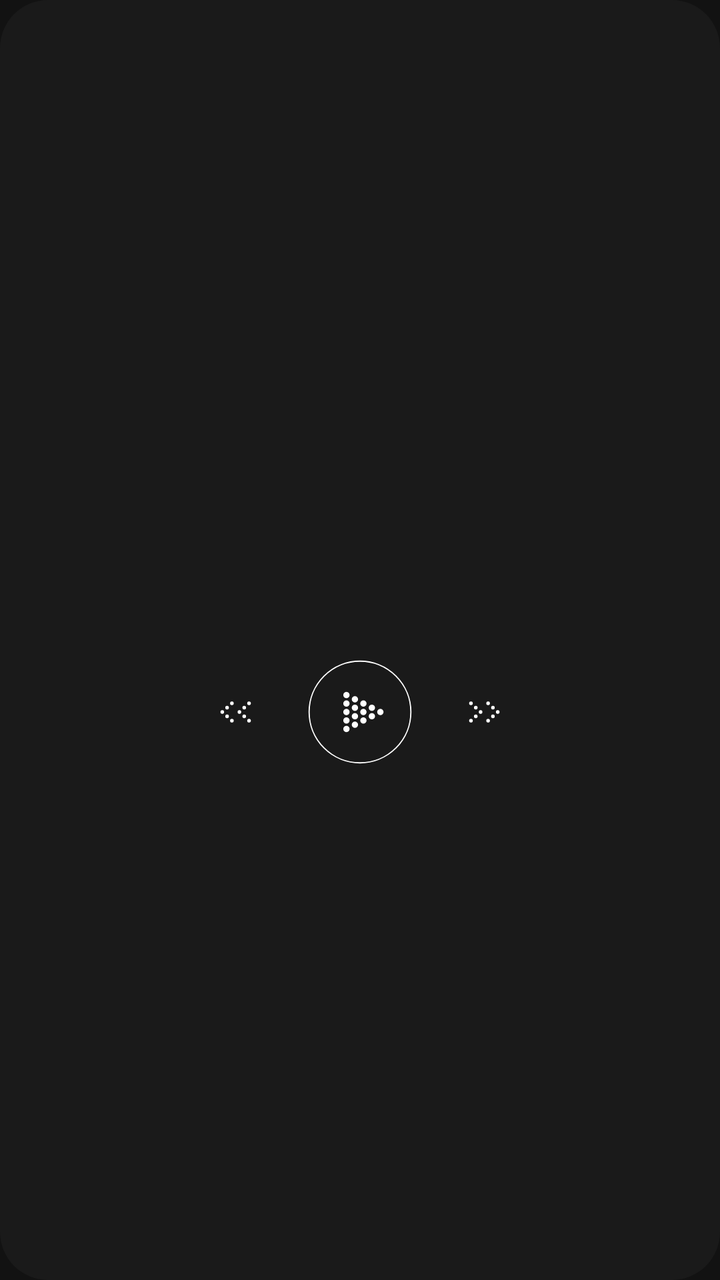
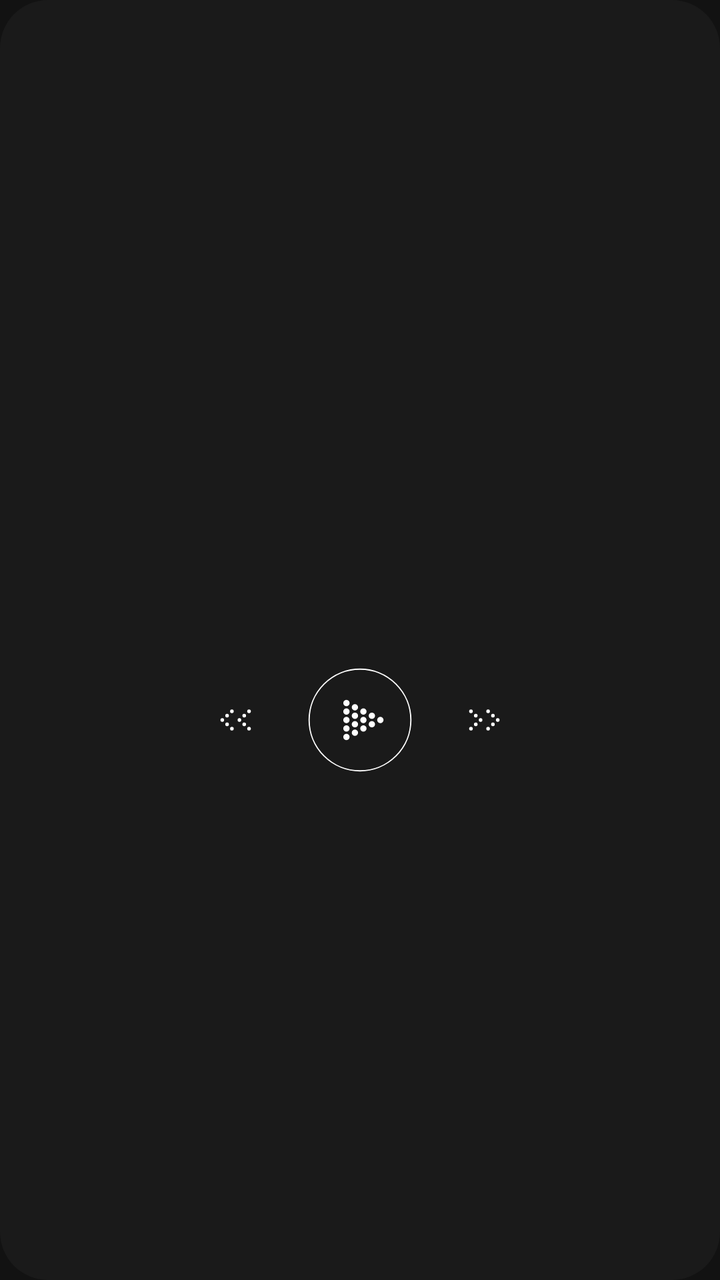

Compare the two renders of this Android layout. The source of the first and the diff that turns it into the second are given below.
<!-- AndroidManifest.xml: application theme Theme.NothingPodcast -->
<!-- res/layout/very_simple_layout.xml -->
<FrameLayout xmlns:android="http://schemas.android.com/apk/res/android"
    android:layout_width="match_parent"
    android:layout_height="match_parent"
    android:background="@drawable/widget_background">

    
    <ImageView
        android:id="@+id/widget_empty_cover"
        android:layout_width="match_parent"
        android:layout_height="match_parent"
        android:paddingHorizontal="16dp"
        android:paddingVertical="100dp"
        android:scaleType="centerCrop"
        android:src="@drawable/nothing_podcast_empty_cover"
        android:visibility="gone" />

    <LinearLayout
        android:id="@+id/widget_player_container"
        android:layout_width="match_parent"
        android:layout_height="match_parent"
        android:orientation="vertical"
        android:gravity="center"
        android:paddingHorizontal="16dp"
        android:visibility="visible">

        
        <ImageView
            android:id="@+id/widget_header_styled"
            android:layout_width="match_parent"
            android:layout_height="32dp"
            android:scaleType="fitCenter" />

        
        <ImageView
            android:id="@+id/simple_progress_image"
            android:layout_width="match_parent"
            android:layout_height="12dp"
            android:layout_marginTop="14dp"
            android:scaleType="fitCenter" />

        
        <ImageView
            android:id="@+id/widget_times_styled"
            android:layout_width="match_parent"
            android:layout_height="14dp"
            android:layout_marginTop="0dp"
            android:scaleType="fitCenter" />

        
        <LinearLayout
            android:layout_width="wrap_content"
            android:layout_height="wrap_content"
            android:layout_marginTop="0dp"
            android:orientation="horizontal"
            android:gravity="center">

            <ImageView
                android:id="@+id/simple_btn_back"
                android:layout_width="40dp"
                android:layout_height="40dp"
                android:padding="8dp"
                android:src="@drawable/widget_dot_skip_backward"
                android:scaleType="fitCenter" />

            <FrameLayout
                android:id="@+id/simple_btn_play_container"
                android:layout_width="52dp"
                android:layout_height="52dp"
                android:layout_marginHorizontal="16dp">
                
                <ImageView
                    android:id="@+id/simple_btn_play"
                    android:layout_width="match_parent"
                    android:layout_height="match_parent"
                    android:padding="0dp"
                    android:src="@drawable/widget_dot_play"
                    android:scaleType="fitCenter" />
            </FrameLayout>

            <ImageView
                android:id="@+id/simple_btn_forward"
                android:layout_width="40dp"
                android:layout_height="40dp"
                android:padding="8dp"
                android:src="@drawable/widget_dot_skip_forward"
                android:scaleType="fitCenter" />
        </LinearLayout>
    </LinearLayout>
</FrameLayout>
<!-- resources referenced by this layout -->
<resources>
  <!-- drawable nothing_podcast_empty_cover: png bitmap (drawable, 225388 bytes) -->
  <!-- drawable widget_background (drawable) -->
  <?xml version="1.0" encoding="utf-8"?>
  <shape xmlns:android="http://schemas.android.com/apk/res/android">
      <solid android:color="#1A1A1A" />
      <corners android:radius="24dp" />
  </shape>
  <!-- drawable widget_dot_play: vector/xml drawable (drawable, 2175 chars, omitted) -->
  <!-- drawable widget_dot_skip_backward (drawable) -->
  <vector xmlns:android="http://schemas.android.com/apk/res/android"
      android:width="42dp"
      android:height="42dp"
      android:viewportWidth="42"
      android:viewportHeight="42">
      
      
      <path android:fillColor="#FFFFFF" android:pathData="M9,21m-1.6,0a1.6,1.6 0,1 1,3.2 0a1.6,1.6 0,1 1,-3.2 0" />
      <path android:fillColor="#FFFFFF" android:pathData="M13.2,17.2m-1.6,0a1.6,1.6 0,1 1,3.2 0a1.6,1.6 0,1 1,-3.2 0" />
      <path android:fillColor="#FFFFFF" android:pathData="M13.2,24.8m-1.6,0a1.6,1.6 0,1 1,3.2 0a1.6,1.6 0,1 1,-3.2 0" />
      <path android:fillColor="#FFFFFF" android:pathData="M17.4,13.4m-1.6,0a1.6,1.6 0,1 1,3.2 0a1.6,1.6 0,1 1,-3.2 0" />
      <path android:fillColor="#FFFFFF" android:pathData="M17.4,28.6m-1.6,0a1.6,1.6 0,1 1,3.2 0a1.6,1.6 0,1 1,-3.2 0" />
      
      
      <path android:fillColor="#FFFFFF" android:pathData="M24,21m-1.6,0a1.6,1.6 0,1 1,3.2 0a1.6,1.6 0,1 1,-3.2 0" />
      <path android:fillColor="#FFFFFF" android:pathData="M28.2,17.2m-1.6,0a1.6,1.6 0,1 1,3.2 0a1.6,1.6 0,1 1,-3.2 0" />
      <path android:fillColor="#FFFFFF" android:pathData="M28.2,24.8m-1.6,0a1.6,1.6 0,1 1,3.2 0a1.6,1.6 0,1 1,-3.2 0" />
      <path android:fillColor="#FFFFFF" android:pathData="M32.4,13.4m-1.6,0a1.6,1.6 0,1 1,3.2 0a1.6,1.6 0,1 1,-3.2 0" />
      <path android:fillColor="#FFFFFF" android:pathData="M32.4,28.6m-1.6,0a1.6,1.6 0,1 1,3.2 0a1.6,1.6 0,1 1,-3.2 0" />
  </vector>
  <!-- drawable widget_dot_skip_forward (drawable) -->
  <vector xmlns:android="http://schemas.android.com/apk/res/android"
      android:width="42dp"
      android:height="42dp"
      android:viewportWidth="42"
      android:viewportHeight="42">
      
      
      <path android:fillColor="#FFFFFF" android:pathData="M18,21m-1.6,0a1.6,1.6 0,1 1,3.2 0a1.6,1.6 0,1 1,-3.2 0" />
      <path android:fillColor="#FFFFFF" android:pathData="M13.8,17.2m-1.6,0a1.6,1.6 0,1 1,3.2 0a1.6,1.6 0,1 1,-3.2 0" />
      <path android:fillColor="#FFFFFF" android:pathData="M13.8,24.8m-1.6,0a1.6,1.6 0,1 1,3.2 0a1.6,1.6 0,1 1,-3.2 0" />
      <path android:fillColor="#FFFFFF" android:pathData="M9.6,13.4m-1.6,0a1.6,1.6 0,1 1,3.2 0a1.6,1.6 0,1 1,-3.2 0" />
      <path android:fillColor="#FFFFFF" android:pathData="M9.6,28.6m-1.6,0a1.6,1.6 0,1 1,3.2 0a1.6,1.6 0,1 1,-3.2 0" />
      
      
      <path android:fillColor="#FFFFFF" android:pathData="M33,21m-1.6,0a1.6,1.6 0,1 1,3.2 0a1.6,1.6 0,1 1,-3.2 0" />
      <path android:fillColor="#FFFFFF" android:pathData="M28.8,17.2m-1.6,0a1.6,1.6 0,1 1,3.2 0a1.6,1.6 0,1 1,-3.2 0" />
      <path android:fillColor="#FFFFFF" android:pathData="M28.8,24.8m-1.6,0a1.6,1.6 0,1 1,3.2 0a1.6,1.6 0,1 1,-3.2 0" />
      <path android:fillColor="#FFFFFF" android:pathData="M24.6,13.4m-1.6,0a1.6,1.6 0,1 1,3.2 0a1.6,1.6 0,1 1,-3.2 0" />
      <path android:fillColor="#FFFFFF" android:pathData="M24.6,28.6m-1.6,0a1.6,1.6 0,1 1,3.2 0a1.6,1.6 0,1 1,-3.2 0" />
  </vector>
  <style name="Theme.NothingPodcast" parent="android:Theme.Material.NoActionBar">
          <item name="android:windowBackground">@color/nothing_anthracite</item>
          <item name="android:statusBarColor">@color/nothing_anthracite</item>
          <item name="android:navigationBarColor">@color/nothing_anthracite</item>
      </style>
  <color name="nothing_anthracite">#121212</color>
</resources>

<!-- the commit's change to res/layout/very_simple_layout.xml (unified diff, before → after) -->
@@ -34,8 +34,9 @@
         <ImageView
             android:id="@+id/simple_progress_image"
             android:layout_width="match_parent"
-            android:layout_height="12dp"
-            android:layout_marginTop="14dp"
+            android:layout_height="28dp"
+            android:layout_marginTop="6dp"
+            android:paddingVertical="8dp"
             android:scaleType="fitCenter" />
 
         
